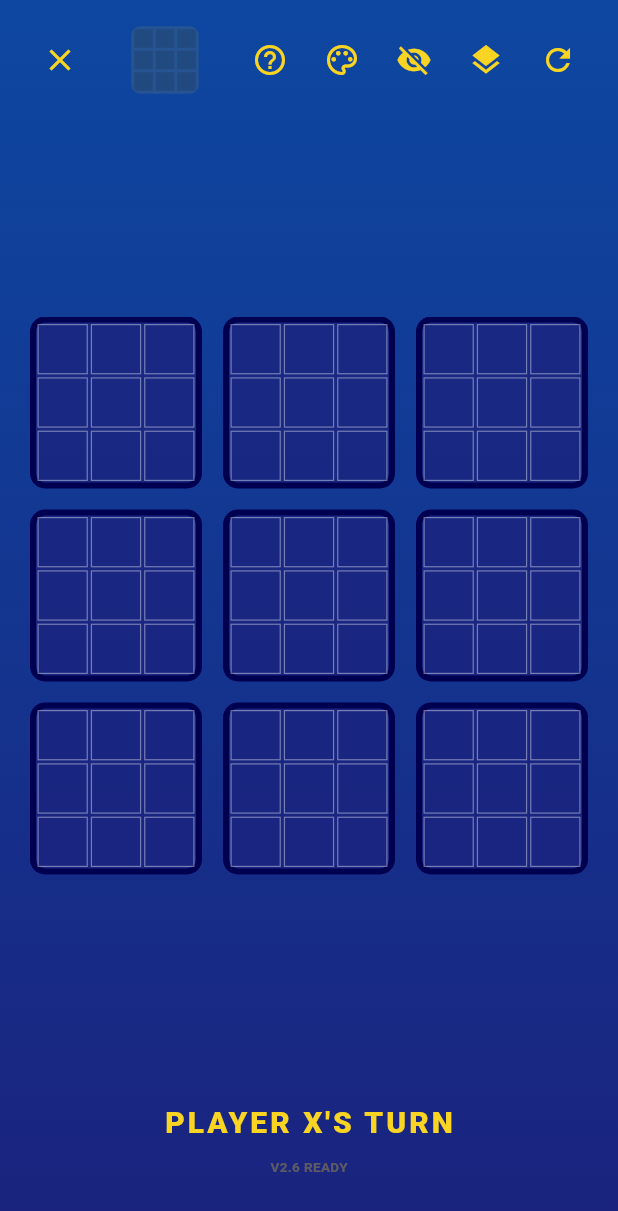
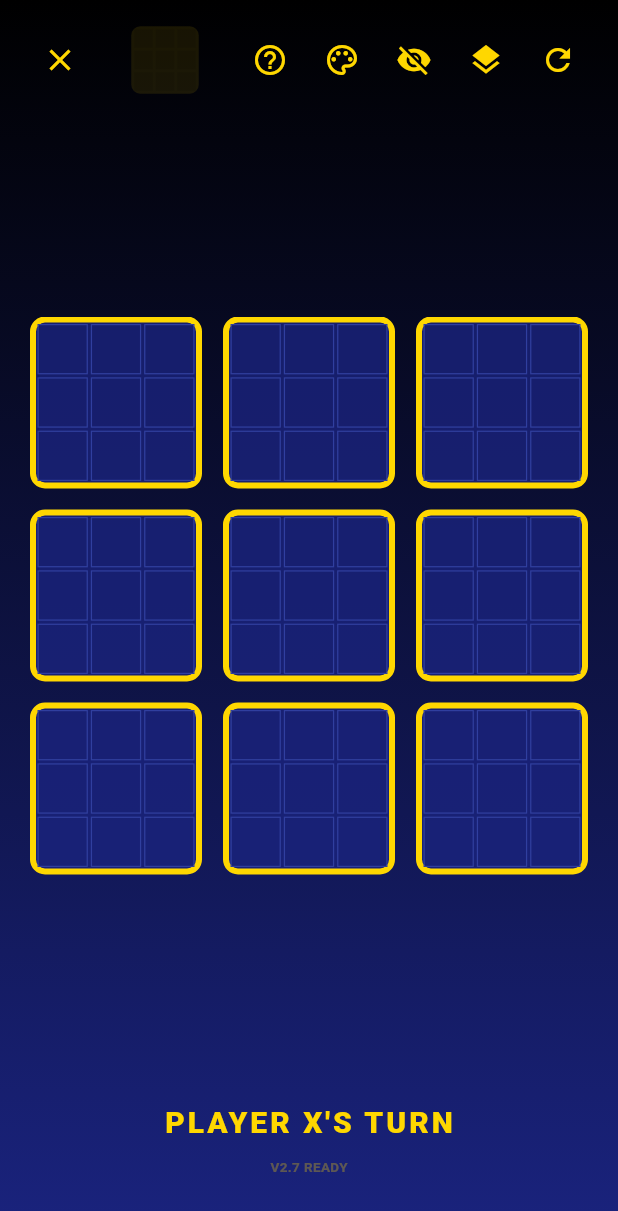
Before and after one commit to aaxnaa/ultimate_ttt, a Flutter app: the GameScreen screen opened directly, on a phone screen of 412 x 824 dp. Shown: the top 1211 px of the screen. Run offline on Flutter 3.47's test engine with Material 3 defaults, Android fonts, the light colour scheme and no system bars; missing offline and left inert: mqtt_client.

Commit message:
V2.7: Final Hex Themes and Analyze Logic

```diff
--- a/lib/main.dart
+++ b/lib/main.dart
@@ -23,7 +23,7 @@ enum HomeStage { welcome, modeSelect, localSetup, onlineChoice, onlineCreate, on
 enum OverlayMode { bigSymbol, highlight, none }
 
 class AppState extends ChangeNotifier {
-  ThemeType currentThemeType = ThemeType.nighttime;
+  ThemeType currentThemeType = ThemeType.midnight; // NEW DEFAULT
   HomeStage currentStage = HomeStage.welcome;
   OverlayMode overlayMode = OverlayMode.bigSymbol;
 
@@ -37,7 +37,7 @@ class AppState extends ChangeNotifier {
   bool isLocalPlay = false;
   bool isBotPlay = false;
   BotDifficulty? botDifficulty;
-  String lastDebugMessage = "V2.6 READY";
+  String lastDebugMessage = "V2.7 READY";
 
   String get pXDisplay => playerXName.trim().isEmpty ? "Player X" : playerXName;
   String get pODisplay => playerOName.trim().isEmpty ? "Player O" : playerOName;
@@ -127,7 +127,7 @@ class _HomeScreenState extends State<HomeScreen> {
           gradient: LinearGradient(
             begin: Alignment.topCenter,
             end: Alignment.bottomCenter,
-            colors: [theme.secondaryBackground, theme.background],
+            colors: [theme.secondaryBackground, theme.background], // Dark to Light
           ),
         ),
         child: SafeArea(
@@ -142,7 +142,7 @@ class _HomeScreenState extends State<HomeScreen> {
               ),
               Padding(
                 padding: const EdgeInsets.only(bottom: 20),
-                child: Text("VERSION 2.6", style: TextStyle(color: theme.titleColor.withOpacity(0.2), fontSize: 10, letterSpacing: 1)),
+                child: Text("VERSION 2.7", style: TextStyle(color: theme.versionColor, fontSize: 10, letterSpacing: 1, fontWeight: FontWeight.bold)),
               ),
             ],
           ),
@@ -340,25 +340,34 @@ class _HomeScreenState extends State<HomeScreen> {
       decoration: BoxDecoration(color: Colors.black12, borderRadius: BorderRadius.circular(15), border: Border.all(color: theme.titleColor.withOpacity(0.1))),
       child: Column(
         children: [
-          _settingRow(theme, "THEME", theme.name.toUpperCase(), () => Navigator.push(context, MaterialPageRoute(builder: (_) => const SettingsScreen()))),
+          _settingRow(context, theme, "THEME", theme.name.toUpperCase(), "Customize your game colors.", () => Navigator.push(context, MaterialPageRoute(builder: (_) => const SettingsScreen()))),
           const SizedBox(height: 12),
-          _settingRow(theme, "OVERLAY", overlayDesc, () => appState.toggleOverlayMode()),
+          _settingRow(context, theme, "OVERLAY", overlayDesc, "Choose how won grids are marked.", () => appState.toggleOverlayMode()),
           const SizedBox(height: 12),
-          _settingRow(theme, "SCOREBOARD", appState.showScoreboard ? "ON" : "OFF", () => appState.toggleScoreboard()),
+          _settingRow(context, theme, "SCOREBOARD", appState.showScoreboard ? "ON" : "OFF", "Toggle the tiny map of all wins.", () => appState.toggleScoreboard()),
           const SizedBox(height: 12),
-          _settingRow(theme, "ANALYZE (EYE)", appState.analyzeMode ? "ON" : "OFF", () => appState.toggleAnalyzeMode()),
+          _settingRow(context, theme, "ANALYZE (EYE)", appState.analyzeMode ? "ON" : "OFF", "Turns off highlights for strategy.", () => appState.toggleAnalyzeMode()),
           const SizedBox(height: 12),
-          _settingRow(theme, "LEARN RULES", "VIEW", () => showTutorialDialog(context, theme)),
+          _settingRow(context, theme, "LEARN RULES", "VIEW", "See the official rules of the game.", () => showTutorialDialog(context, theme)),
         ],
       ),
     );
   }
 
-  Widget _settingRow(GameTheme theme, String label, String value, VoidCallback onTap) {
+  Widget _settingRow(BuildContext context, GameTheme theme, String label, String value, String explanation, VoidCallback onTap) {
     return Row(
       mainAxisAlignment: MainAxisAlignment.spaceBetween,
       children: [
-        Text(label, style: TextStyle(color: theme.titleColor, fontSize: 11, fontWeight: FontWeight.bold, letterSpacing: 1)),
+        GestureDetector(
+          onTap: () => ScaffoldMessenger.of(context).showSnackBar(SnackBar(content: Text(explanation), duration: const Duration(seconds: 2))),
+          child: Row(
+            children: [
+              Text(label, style: TextStyle(color: theme.titleColor, fontSize: 11, fontWeight: FontWeight.bold, letterSpacing: 1)),
+              const SizedBox(width: 4),
+              Icon(Icons.info_outline, color: theme.titleColor.withOpacity(0.4), size: 12),
+            ],
+          ),
+        ),
         GestureDetector(
           onTap: onTap,
           child: Container(
@@ -671,7 +680,7 @@ class _GameScreenState extends State<GameScreen> {
     final net = context.watch<NetworkManager>();
 
     String turnText = engine.currentPlayer == "X" ? appState.pXDisplay : appState.pODisplay;
-    Color turnColor = engine.currentPlayer == "X" ? theme.playerXColor : theme.playerOColor;
+    Color turnColor = engine.currentPlayer == "X" ? theme.xTurnColor : theme.oTurnColor;
 
     return Scaffold(
       body: Stack(children: [
@@ -698,7 +707,8 @@ class _GameScreenState extends State<GameScreen> {
             Expanded(child: Center(child: Padding(padding: const EdgeInsets.all(20), child: AspectRatio(aspectRatio: 1, child: Stack(children: [
               GridView.builder(physics: const NeverScrollableScrollPhysics(), gridDelegate: const SliverGridDelegateWithFixedCrossAxisCount(crossAxisCount: 3, crossAxisSpacing: 14, mainAxisSpacing: 14), itemCount: 9,
                 itemBuilder: (context, idx) {
-                  bool isActive = appState.analyzeMode ? true : (engine.activeMiniGrid == null || engine.activeMiniGrid == idx);
+                  // In Analyze mode, highlight NONE
+                  bool isActive = appState.analyzeMode ? false : (engine.activeMiniGrid == null || engine.activeMiniGrid == idx);
                   return MiniBoardWidget(subGridIdx: idx, isActive: isActive);
                 }),
               if (engine.winningLine != null) CustomPaint(size: Size.infinite, painter: WinningLinePainter(engine.winningLine!, engine.winner == "X" ? theme.playerXColor : theme.playerOColor)),
@@ -716,7 +726,7 @@ class _GameScreenState extends State<GameScreen> {
         // ULTIMATE WIN SCREEN OVERLAY
         if (engine.winner != null)
           Container(color: Colors.black.withOpacity(0.9), child: Center(child: Column(mainAxisAlignment: MainAxisAlignment.center, children: [
-            Text(engine.winner == "DRAW" ? "IT'S A DRAW!" : "ULTIMATE WINNER", style: TextStyle(color: theme.contrastColor, fontSize: 20, letterSpacing: 5, fontWeight: FontWeight.bold)),
+            Text(engine.winner == "DRAW" ? "IT'S A DRAW!" : "ULTIMATE WINNER", style: TextStyle(color: theme.titleColor, fontSize: 20, letterSpacing: 5, fontWeight: FontWeight.bold)),
             const SizedBox(height: 20),
             if (engine.winner != "DRAW")
               Text(engine.winner == "X" ? appState.pXDisplay.toUpperCase() : appState.pODisplay.toUpperCase(),
@@ -788,7 +798,7 @@ class MiniBoardWidget extends StatelessWidget {
       decoration: BoxDecoration(
         color: highlightColor ?? (isActive ? theme.background.withOpacity(0.8) : theme.background.withOpacity(0.2)),
         borderRadius: BorderRadius.circular(10),
-        border: isActive ? Border.all(color: theme.accentColor, width: 4) : Border.all(color: theme.titleColor.withOpacity(0.1), width: 1),
+        border: isActive ? Border.all(color: theme.gridHighlightColor, width: 4) : Border.all(color: theme.titleColor.withOpacity(0.1), width: 1),
       ),
       child: Stack(children: [
         GridView.builder(physics: const NeverScrollableScrollPhysics(), gridDelegate: const SliverGridDelegateWithFixedCrossAxisCount(crossAxisCount: 3), itemCount: 9,
@@ -801,8 +811,8 @@ class MiniBoardWidget extends StatelessWidget {
                   if (!appState.isLocalPlay && !appState.isBotPlay) Provider.of<NetworkManager>(context, listen: false).sendData({"type": "MOVE", "subGrid": subGridIdx, "square": sqIdx, "player": appState.myPlayerSymbol == "X" ? "X" : "O"});
                 } else appState.setDebug("GO TO GRID ${engine.activeMiniGrid != null ? engine.activeMiniGrid! + 1 : 'ANY'}");
               } else appState.setDebug("WAIT FOR OPPONENT");
-            }, child: Container(margin: const EdgeInsets.all(1), decoration: BoxDecoration(border: Border.all(color: appState.analyzeMode ? theme.gridColor.withOpacity(0.8) : theme.gridColor.withOpacity(0.4), width: 0.8)),
-                child: Center(child: Text(val, style: TextStyle(color: (val == "X" ? theme.playerXColor : theme.playerOColor).withOpacity(isActive ? 1.0 : 0.4), fontSize: 20, fontWeight: FontWeight.w900)))));
+            }, child: Container(margin: const EdgeInsets.all(1), decoration: BoxDecoration(border: Border.all(color: theme.gridColor, width: 0.8)),
+                child: Center(child: Text(val, style: TextStyle(color: (val == "X" ? theme.playerXColor : theme.playerOColor).withOpacity(isActive || appState.analyzeMode ? 1.0 : 0.4), fontSize: 20, fontWeight: FontWeight.w900)))));
           }),
         if (win != "" && appState.overlayMode == OverlayMode.bigSymbol) IgnorePointer(child: Center(child: Opacity(opacity: 0.5, child: Text(win, style: TextStyle(fontSize: 60, fontWeight: FontWeight.w900, color: win == "X" ? theme.playerXColor : theme.playerOColor))))),
       ]),
--- a/lib/theme_engine.dart
+++ b/lib/theme_engine.dart
@@ -4,12 +4,15 @@ enum ThemeType { picnic, barbie, sunset, summer, plant, ocean, nighttime, winter
 
 class GameTheme {
   final String name;
-  final Color background; // Bottom (Light)
-  final Color secondaryBackground; // Top (Dark)
+  final Color background; // Bottom
+  final Color secondaryBackground; // Top
   final Color gridColor;
+  final Color gridHighlightColor;
   final Color playerXColor;
   final Color playerOColor;
-  final Color accentColor;
+  final Color xTurnColor;
+  final Color oTurnColor;
+  final Color versionColor;
   final Color titleColor;
   final Color createTextColor;
   final Color joinTextColor;
@@ -21,9 +24,12 @@ class GameTheme {
     required this.background,
     required this.secondaryBackground,
     required this.gridColor,
+    required this.gridHighlightColor,
     required this.playerXColor,
     required this.playerOColor,
-    required this.accentColor,
+    required this.xTurnColor,
+    required this.oTurnColor,
+    required this.versionColor,
     required this.titleColor,
     required this.createTextColor,
     required this.joinTextColor,
@@ -31,7 +37,8 @@ class GameTheme {
     required this.textStyle,
   });
 
-  Color get contrastColor => background.computeLuminance() > 0.5 ? Colors.black : Colors.white;
+  Color get accentColor => gridHighlightColor;
+  Color get contrastColor => titleColor;
 
   static GameTheme getTheme(ThemeType type) {
     const baseStyle = TextStyle(fontWeight: FontWeight.bold);
@@ -40,147 +47,177 @@ class GameTheme {
       case ThemeType.picnic:
         return GameTheme(
           name: 'Picnic',
+          secondaryBackground: const Color(0xFFD32F2F),
           background: const Color(0xFFFFF9C4),
-          secondaryBackground: const Color(0xFFD32F2F),
-          gridColor: const Color(0xFFD32F2F),
+          gridColor: const Color(0xFFB71C1C),
+          gridHighlightColor: const Color(0xFFFBC02D),
           playerXColor: const Color(0xFFFFFFFF),
-          playerOColor: const Color(0xFFFFEB3B),
-          accentColor: const Color(0xFFB71C1C),
+          playerOColor: const Color(0xFFFBC02D),
+          xTurnColor: const Color(0xFFFFFFFF),
+          oTurnColor: const Color(0xFFFBC02D),
+          versionColor: Colors.black,
           titleColor: const Color(0xFFFFFFFF),
           createTextColor: const Color(0xFFFFFFFF),
           joinTextColor: const Color(0xFFFFFFFF),
-          accentColor2: const Color(0xFFF44336),
+          accentColor2: const Color(0xFFB71C1C),
           textStyle: baseStyle,
         );
       case ThemeType.barbie:
         return GameTheme(
           name: 'Barbie',
+          secondaryBackground: const Color(0xFFE0218A),
           background: const Color(0xFFFFD1DC),
-          secondaryBackground: const Color(0xFFE0218A),
-          gridColor: const Color(0xFFFFFFFF),
+          gridColor: const Color(0xFFE0218A),
+          gridHighlightColor: const Color(0xFFFF1493),
           playerXColor: const Color(0xFFFFFFFF),
-          playerOColor: const Color(0xFF8DEEEE),
-          accentColor: const Color(0xFFFF1493),
-          titleColor: const Color(0xFFFFFFFF),
+          playerOColor: const Color(0xFF004D40),
+          xTurnColor: const Color(0xFFFFFFFF),
+          oTurnColor: const Color(0xFF004D40),
+          versionColor: Colors.black,
+          titleColor: const Color(0xFF4A0429),
           createTextColor: const Color(0xFFFFFFFF),
           joinTextColor: const Color(0xFFE0218A),
-          accentColor2: const Color(0xFFFCE4EC),
+          accentColor2: const Color(0xFFE0218A),
           textStyle: baseStyle,
         );
       case ThemeType.sunset:
         return GameTheme(
           name: 'Sunset',
+          secondaryBackground: const Color(0xFF4A148C),
           background: const Color(0xFFFFB74D),
-          secondaryBackground: const Color(0xFF4A148C),
-          gridColor: const Color(0xFFFFFFFF),
+          gridColor: const Color(0xFF311B92),
+          gridHighlightColor: const Color(0xFFFFD600),
           playerXColor: const Color(0xFFFFEB3B),
           playerOColor: const Color(0xFFFFFFFF),
-          accentColor: const Color(0xFF311B92),
-          titleColor: const Color(0xFFFFD54F),
+          xTurnColor: const Color(0xFFFFEB3B),
+          oTurnColor: const Color(0xFFFFFFFF),
+          versionColor: Colors.black,
+          titleColor: const Color(0xFFFFFFFF),
           createTextColor: const Color(0xFFFFFFFF),
           joinTextColor: const Color(0xFFFFFFFF),
-          accentColor2: const Color(0xFFBA68C8),
+          accentColor2: const Color(0xFF311B92),
           textStyle: baseStyle,
         );
       case ThemeType.summer:
         return GameTheme(
           name: 'Summer',
+          secondaryBackground: const Color(0xFF0288D1),
           background: const Color(0xFFFFF9C4),
-          secondaryBackground: const Color(0xFF0288D1),
-          gridColor: const Color(0xFFFFFFFF),
-          playerXColor: const Color(0xFFFFEB3B),
+          gridColor: const Color(0xFF01579B),
+          gridHighlightColor: const Color(0xFFF57C00),
+          playerXColor: const Color(0xFFFFD600),
           playerOColor: const Color(0xFFFFFFFF),
-          accentColor: const Color(0xFFFFD54F),
-          titleColor: const Color(0xFF01579B),
-          createTextColor: const Color(0xFF01579B),
+          xTurnColor: const Color(0xFFFFD600),
+          oTurnColor: const Color(0xFFFFFFFF),
+          versionColor: Colors.black,
+          titleColor: const Color(0xFF012E47),
+          createTextColor: const Color(0xFFFFFFFF),
           joinTextColor: const Color(0xFFFFFFFF),
-          accentColor2: const Color(0xFF4CAF50),
+          accentColor2: const Color(0xFF01579B),
           textStyle: baseStyle,
         );
       case ThemeType.plant:
         return GameTheme(
           name: 'Plant',
+          secondaryBackground: const Color(0xFF33691E),
           background: const Color(0xFFDCEDC8),
-          secondaryBackground: const Color(0xFF33691E),
-          gridColor: const Color(0xFFFFFFFF),
+          gridColor: const Color(0xFF1B5E20),
+          gridHighlightColor: const Color(0xFF795548),
           playerXColor: const Color(0xFFFFFFFF),
-          playerOColor: const Color(0xFF795548),
-          accentColor: const Color(0xFF1B5E20),
-          titleColor: const Color(0xFFFFFFFF),
+          playerOColor: const Color(0xFF3E2723),
+          xTurnColor: const Color(0xFFFFFFFF),
+          oTurnColor: const Color(0xFF3E2723),
+          versionColor: Colors.black,
+          titleColor: const Color(0xFF1B2E0B),
           createTextColor: const Color(0xFFFFFFFF),
           joinTextColor: const Color(0xFF1B5E20),
-          accentColor2: const Color(0xFFC5E1A5),
+          accentColor2: const Color(0xFF1B5E20),
           textStyle: baseStyle,
         );
       case ThemeType.ocean:
         return GameTheme(
           name: 'Ocean',
+          secondaryBackground: const Color(0xFF006064),
           background: const Color(0xFFB2EBF2),
-          secondaryBackground: const Color(0xFF006064),
-          gridColor: const Color(0xFFFFFFFF),
+          gridColor: const Color(0xFF004D40),
+          gridHighlightColor: const Color(0xFFE64A19),
           playerXColor: const Color(0xFFFFFFFF),
-          playerOColor: const Color(0xFFFFCCBC),
-          accentColor: const Color(0xFF00838F),
+          playerOColor: const Color(0xFFBF360C),
+          xTurnColor: const Color(0xFFFFFFFF),
+          oTurnColor: const Color(0xFFBF360C),
+          versionColor: Colors.black,
           titleColor: const Color(0xFFFFFFFF),
           createTextColor: const Color(0xFFFFFFFF),
           joinTextColor: const Color(0xFF006064),
-          accentColor2: const Color(0xFFE0F7FA),
+          accentColor2: const Color(0xFF006064),
           textStyle: baseStyle,
         );
       case ThemeType.nighttime:
         return GameTheme(
           name: 'Nighttime',
+          secondaryBackground: const Color(0xFF0D47A1),
           background: const Color(0xFF1A237E),
-          secondaryBackground: const Color(0xFF0D47A1),
-          gridColor: const Color(0xFFFFFFFF),
-          playerXColor: const Color(0xFFF9D423),
+          gridColor: const Color(0xFF5C6BC0),
+          gridHighlightColor: const Color(0xFFFFEB3B),
+          playerXColor: const Color(0xFFFFEB3B),
           playerOColor: const Color(0xFFFFFFFF),
-          accentColor: const Color(0xFF000051),
-          titleColor: const Color(0xFFF9D423),
+          xTurnColor: const Color(0xFFFFEB3B),
+          oTurnColor: const Color(0xFFFFFFFF),
+          versionColor: Colors.white,
+          titleColor: const Color(0xFFFFFFFF),
           createTextColor: const Color(0xFFFFFFFF),
           joinTextColor: const Color(0xFF1A237E),
-          accentColor2: const Color(0xFFFFEB3B),
+          accentColor2: const Color(0xFF1A237E),
           textStyle: baseStyle,
         );
       case ThemeType.winter:
         return GameTheme(
           name: 'Winter',
+          secondaryBackground: const Color(0xFF455A64),
           background: const Color(0xFFE1F5FE),
-          secondaryBackground: const Color(0xFF455A64),
-          gridColor: const Color(0xFFFFFFFF),
+          gridColor: const Color(0xFF263238),
+          gridHighlightColor: const Color(0xFF01579B),
           playerXColor: const Color(0xFFFFFFFF),
-          playerOColor: const Color(0xFF81D4FA),
-          accentColor: const Color(0xFF263238),
-          titleColor: const Color(0xFFFFFFFF),
+          playerOColor: const Color(0xFF01579B),
+          xTurnColor: const Color(0xFFFFFFFF),
+          oTurnColor: const Color(0xFF01579B),
+          versionColor: Colors.black,
+          titleColor: const Color(0xFF1A2327),
           createTextColor: const Color(0xFFFFFFFF),
           joinTextColor: const Color(0xFF263238),
-          accentColor2: const Color(0xFFECEFF1),
+          accentColor2: const Color(0xFF263238),
           textStyle: baseStyle,
         );
       case ThemeType.natural:
         return GameTheme(
           name: 'Natural',
+          secondaryBackground: const Color(0xFF4E342E),
           background: const Color(0xFFF5F5DC),
-          secondaryBackground: const Color(0xFF4E342E),
           gridColor: const Color(0xFF3E2723),
+          gridHighlightColor: const Color(0xFF8BC34A),
           playerXColor: const Color(0xFFFFFFFF),
-          playerOColor: const Color(0xFF8BC34A),
-          accentColor: const Color(0xFF3E2723),
+          playerOColor: const Color(0xFF2E7D32),
+          xTurnColor: const Color(0xFFFFFFFF),
+          oTurnColor: const Color(0xFF2E7D32),
+          versionColor: Colors.black,
           titleColor: const Color(0xFFFFFFFF),
           createTextColor: const Color(0xFFFFFFFF),
           joinTextColor: const Color(0xFF3E2723),
-          accentColor2: const Color(0xFFD7CCC8),
+          accentColor2: const Color(0xFF3E2723),
           textStyle: baseStyle,
         );
       case ThemeType.classic:
         return GameTheme(
           name: 'Classic',
+          secondaryBackground: const Color(0xFFE0E0E0),
           background: const Color(0xFFFFFFFF),
-          secondaryBackground: const Color(0xFFE0E0E0),
-          gridColor: const Color(0xFF212121),
+          gridColor: const Color(0xFF9E9E9E),
+          gridHighlightColor: const Color(0xFF212121),
           playerXColor: const Color(0xFFD32F2F),
           playerOColor: const Color(0xFF1976D2),
-          accentColor: const Color(0xFF212121),
+          xTurnColor: const Color(0xFFD32F2F),
+          oTurnColor: const Color(0xFF1976D2),
+          versionColor: Colors.black,
           titleColor: const Color(0xFF212121),
           createTextColor: const Color(0xFFFFFFFF),
           joinTextColor: const Color(0xFFFFFFFF),
@@ -190,42 +227,52 @@ class GameTheme {
       case ThemeType.minimalist:
         return GameTheme(
           name: 'Minimalist',
+          secondaryBackground: const Color(0xFF212121),
           background: const Color(0xFFFAFAFA),
-          secondaryBackground: const Color(0xFF212121),
-          gridColor: const Color(0xFFFFFFFF),
+          gridColor: const Color(0xFF424242),
+          gridHighlightColor: const Color(0xFF000000),
           playerXColor: const Color(0xFFFFFFFF),
-          playerOColor: const Color(0xFFBDBDBD),
-          accentColor: const Color(0xFF000000),
+          playerOColor: const Color(0xFF000000),
+          xTurnColor: const Color(0xFFFFFFFF),
+          oTurnColor: const Color(0xFF000000),
+          versionColor: Colors.black,
           titleColor: const Color(0xFFFFFFFF),
           createTextColor: const Color(0xFFFFFFFF),
           joinTextColor: const Color(0xFF000000),
-          accentColor2: const Color(0xFFEEEEEE),
+          accentColor2: const Color(0xFF212121),
           textStyle: baseStyle,
         );
       case ThemeType.galaxy:
         return GameTheme(
           name: 'Galaxy',
+          secondaryBackground: const Color(0xFF000000),
           background: const Color(0xFF4A148C),
-          secondaryBackground: const Color(0xFF000000),
-          gridColor: const Color(0xFF00FFFF),
+          gridColor: const Color(0xFF7B1FA2),
+          gridHighlightColor: const Color(0xFF00FFFF),
           playerXColor: const Color(0xFF00FFFF),
           playerOColor: const Color(0xFFEA80FC),
-          accentColor: const Color(0xFF311B92),
+          xTurnColor: const Color(0xFF00FFFF),
+          oTurnColor: const Color(0xFFEA80FC),
+          versionColor: Colors.white,
           titleColor: const Color(0xFF00FFFF),
           createTextColor: const Color(0xFFFFFFFF),
           joinTextColor: const Color(0xFFFFFFFF),
-          accentColor2: const Color(0xFFE040FB),
+          accentColor2: const Color(0xFF311B92),
           textStyle: baseStyle,
         );
       case ThemeType.midnight:
+      default:
         return GameTheme(
           name: 'Midnight',
-          background: const Color(0xFF000000),
-          secondaryBackground: const Color(0xFF1A237E),
-          gridColor: const Color(0xFFFFFFFF),
+          secondaryBackground: const Color(0xFF000000),
+          background: const Color(0xFF1A237E),
+          gridColor: const Color(0xFF303F9F),
+          gridHighlightColor: const Color(0xFFFFD700),
           playerXColor: const Color(0xFFFFD700),
-          playerOColor: const Color(0xFFC0C0C0),
-          accentColor: const Color(0xFF000051),
+          playerOColor: const Color(0xFFE0E0E0),
+          xTurnColor: const Color(0xFFFFD700),
+          oTurnColor: const Color(0xFFE0E0E0),
+          versionColor: Colors.white,
           titleColor: const Color(0xFFFFD700),
           createTextColor: const Color(0xFFFFFFFF),
           joinTextColor: const Color(0xFFFFFFFF),
```
